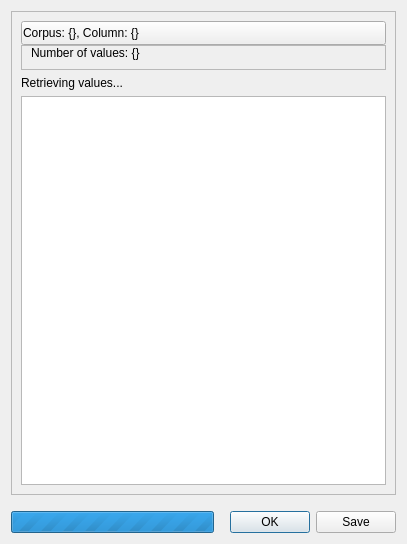
First picture: the form in coquery/gui/uniqueViewer.ui, repository gkunter/coquery, before the edit.
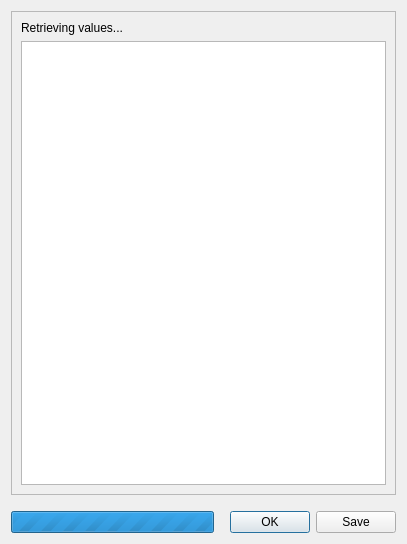
Second picture: the form after the edit.

Commit message: Use CoqDetailBox class

The edit to the form file:
```diff
--- a/coquery/gui/uniqueViewer.ui
+++ b/coquery/gui/uniqueViewer.ui
@@ -25,64 +25,7 @@
      <property name="frameShadow">
       <enum>QFrame::Raised</enum>
      </property>
-     <layout class="QVBoxLayout" name="verticalLayout" stretch="0,0,1">
-      <item>
-       <layout class="QVBoxLayout" name="verticalLayout_3" stretch="0,0">
-        <property name="spacing">
-         <number>0</number>
-        </property>
-        <item>
-         <widget class="QPushButton" name="button_details">
-          <property name="styleSheet">
-           <string notr="true">text-align: left; padding: 4px; padding-left: 1px;</string>
-          </property>
-          <property name="text">
-           <string>Corpus: {}, Column: {}</string>
-          </property>
-          <property name="flat">
-           <bool>false</bool>
-          </property>
-         </widget>
-        </item>
-        <item>
-         <widget class="QFrame" name="frame_details">
-          <property name="sizePolicy">
-           <sizepolicy hsizetype="Preferred" vsizetype="Minimum">
-            <horstretch>0</horstretch>
-            <verstretch>0</verstretch>
-           </sizepolicy>
-          </property>
-          <property name="frameShape">
-           <enum>QFrame::StyledPanel</enum>
-          </property>
-          <property name="frameShadow">
-           <enum>QFrame::Sunken</enum>
-          </property>
-          <layout class="QFormLayout" name="form_information">
-           <property name="fieldGrowthPolicy">
-            <enum>QFormLayout::ExpandingFieldsGrow</enum>
-           </property>
-           <property name="rowWrapPolicy">
-            <enum>QFormLayout::WrapLongRows</enum>
-           </property>
-           <property name="horizontalSpacing">
-            <number>10</number>
-           </property>
-           <property name="topMargin">
-            <number>0</number>
-           </property>
-           <item row="0" column="0">
-            <widget class="QLabel" name="label">
-             <property name="text">
-              <string>Number of values: {}</string>
-             </property>
-            </widget>
-           </item>
-          </layout>
-         </widget>
-        </item>
-       </layout>
-      </item>
+     <layout class="QVBoxLayout" name="verticalLayout" stretch="0,1">
       <item>
        <widget class="QLabel" name="label_inform">
         <property name="text">
```
The commit also changes 1 other file.
